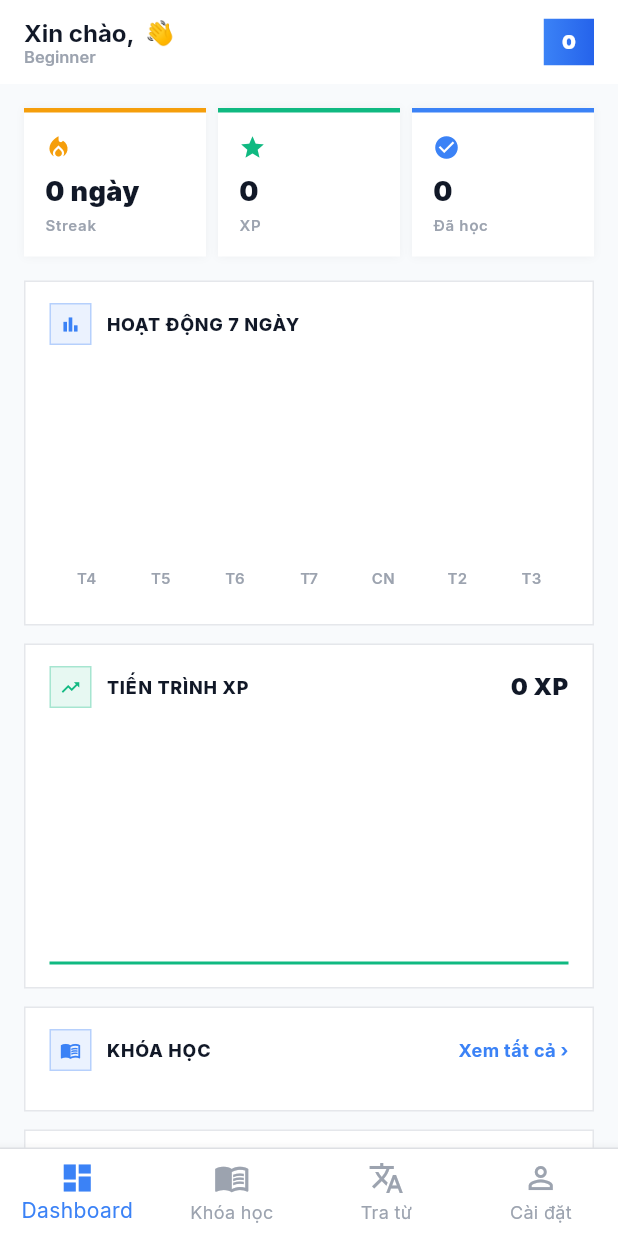
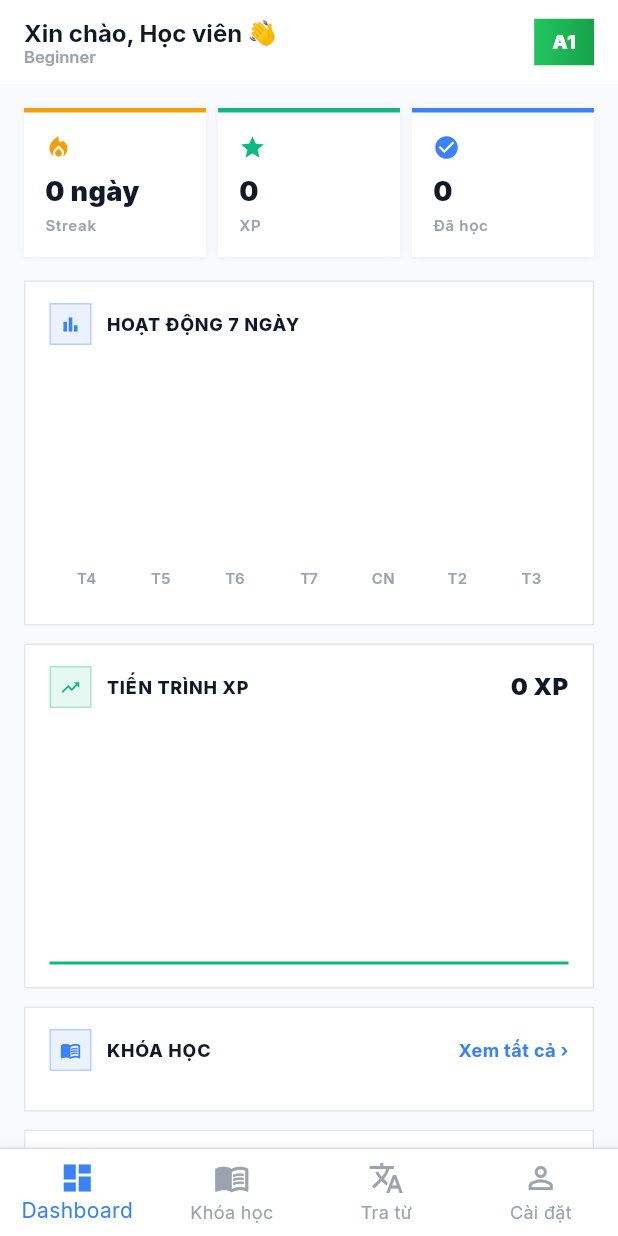
Before and after one commit to maitamdev/DHV-Lingoo, a Flutter app: the screen it shows after launch, after a tap on "Đăng nhập", after a tap on "Đăng ký ngay", on a phone screen of 412 x 824 dp. Run offline on Flutter 3.47's test engine with Material 3 defaults, Android fonts, the phone set to English and light mode, and no system bars; drawn by our look-alikes of fl_chart; our stand-ins replace flutter_tts, go_router, google_fonts, supabase_flutter; accounts and stored records are empty.

Commit message:
fix(flutter): bulletproof dashboard - safe type helpers, independent query try-catch, error retry UI

```diff
--- a/dhv_lingoo_app/lib/screens/dashboard/dashboard_screen.dart
+++ b/dhv_lingoo_app/lib/screens/dashboard/dashboard_screen.dart
@@ -31,48 +31,74 @@ class _DashboardScreenState extends State<DashboardScreen> {
     try {
       final client = Supabase.instance.client;
       final user = AuthService.currentUser;
-      if (user == null) return;
+      if (user == null) {
+        if (mounted) setState(() => _loading = false);
+        return;
+      }
 
-      final profileRes =
+      // Each query independently try-caught
+      try {
+        _profile =
             await client.from('profiles').select().eq('id', user.id).single();
-      final leaderboardRes = await client
+      } catch (_) {
+        _profile = {
+          'full_name': 'Học viên',
+          'level': 'A1',
+          'xp': 0,
+          'streak': 0
+        };
+      }
+
+      try {
+        final lb = await client
             .from('profiles')
             .select('id, full_name, xp, avatar_url')
             .order('xp', ascending: false)
             .limit(5);
-      final coursesRes = await client
+        _leaderboard = List<Map<String, dynamic>>.from(lb);
+      } catch (_) {}
+
+      try {
+        final cr = await client
             .from('courses')
             .select('id, title, level, description')
             .order('created_at', ascending: true)
             .limit(4);
+        _courses = List<Map<String, dynamic>>.from(cr);
+      } catch (_) {}
 
-      List<dynamic> progressRes = [];
       try {
-        progressRes = await client
+        final pr = await client
             .from('lesson_progress')
             .select('completed_at, xp_earned, score, course_id')
             .eq('user_id', user.id)
             .eq('completed', true)
             .order('completed_at', ascending: true);
+        _progress = List<Map<String, dynamic>>.from(pr);
       } catch (_) {}
 
-      if (mounted) {
-        setState(() {
-          _profile = profileRes;
-          _leaderboard = List<Map<String, dynamic>>.from(leaderboardRes);
-          _courses = List<Map<String, dynamic>>.from(coursesRes);
-          _progress = List<Map<String, dynamic>>.from(progressRes);
-          _loading = false;
-        });
-      }
+      if (mounted) setState(() => _loading = false);
     } catch (e) {
-      if (mounted) {
+      if (mounted)
         setState(() {
           _loading = false;
           _error = e.toString();
         });
     }
   }
+
+  // Safe int extraction
+  int _safeInt(dynamic val) {
+    if (val is int) return val;
+    if (val is double) return val.toInt();
+    if (val is String) return int.tryParse(val) ?? 0;
+    return 0;
+  }
+
+  // Safe string extraction
+  String _safeStr(dynamic val, String fallback) {
+    if (val is String && val.isNotEmpty) return val;
+    return fallback;
   }
 
   @override
@@ -81,13 +107,37 @@ class _DashboardScreenState extends State<DashboardScreen> {
       return const Scaffold(body: Center(child: CircularProgressIndicator()));
     }
     if (_error != null) {
-      return Scaffold(body: Center(child: Text('Lỗi: $_error')));
+      return Scaffold(
+        backgroundColor: AppTheme.bg,
+        body: Center(
+            child: Column(
+          mainAxisSize: MainAxisSize.min,
+          children: [
+            const Icon(Icons.error_outline, size: 48, color: AppTheme.rose),
+            const SizedBox(height: 12),
+            Text('Lỗi tải dữ liệu',
+                style: GoogleFonts.inter(
+                    fontSize: 16, fontWeight: FontWeight.w700)),
+            const SizedBox(height: 8),
+            ElevatedButton(
+                onPressed: () {
+                  setState(() {
+                    _loading = true;
+                    _error = null;
+                  });
+                  _loadData();
+                },
+                child: const Text('Thử lại')),
+          ],
+        )),
+      );
     }
 
-    final name = (_profile?['full_name'] ?? 'Học viên').toString();
-    final level = (_profile?['level'] ?? 'A1').toString();
-    final xp = (_profile?['xp'] ?? 0) as int;
-    final streak = (_profile?['streak'] ?? 0) as int;
+    final name = _safeStr(_profile?['full_name'], 'Học viên');
+    final level = _safeStr(_profile?['level'], 'A1');
+    final xp = _safeInt(_profile?['xp']);
+    final streak = _safeInt(_profile?['streak']);
+
     final levelLabel = AppTheme.levelLabels[level] ?? 'Beginner';
     final levelColors = AppTheme.levelGradients[level] ??
         [AppTheme.primary, AppTheme.primaryDark];
```
Lines whose indentation alone changed are shown as unchanged.
